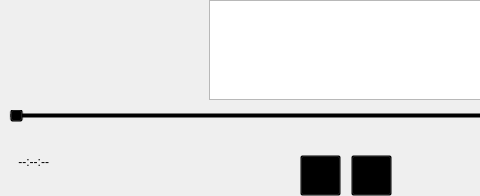
Qt form UAVManage/SoundGrade.ui (gessd/UAVManage) before a commit; both pictures show x 0 to 480 and y 0 to 196 of the 707 by 196 pixel window.
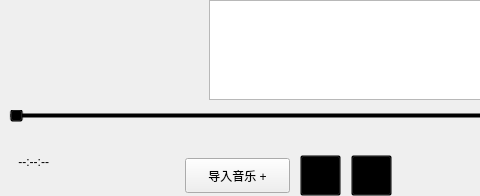
The same form after that commit. Icons and pictures are not drawn. Custom widgets are drawn as their Qt base class.

What changed in the file:
```diff
--- a/UAVManage/SoundGrade.ui
+++ b/UAVManage/SoundGrade.ui
@@ -117,9 +117,10 @@
            </size>
           </property>
           <property name="styleSheet">
-           <string notr="true">border-image:url(&quot;res/images/openmusic.png&quot;);
-border-radius:0px;
-padding-left:20px;</string>
+           <string notr="true"/>
+          </property>
+          <property name="text">
+           <string>导入音乐 +</string>
           </property>
          </widget>
         </item>
```
Left out of the diff: 2 changed lines with no effect on the pictures.
